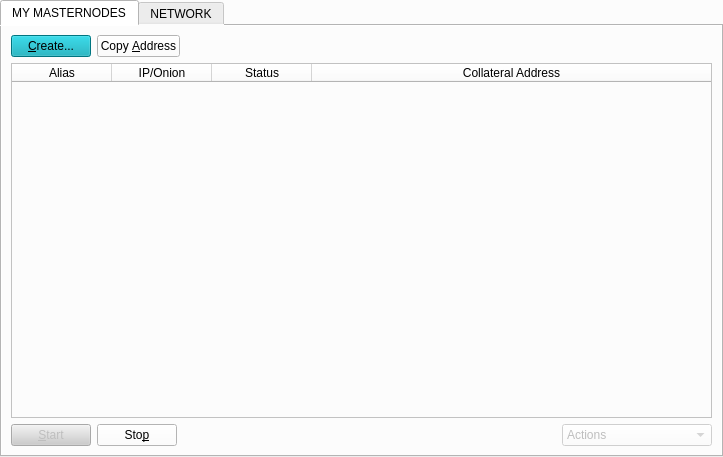
Old version of the form src/qt/forms/masternodemanager.ui in the repository RebelliousToken/REBL.
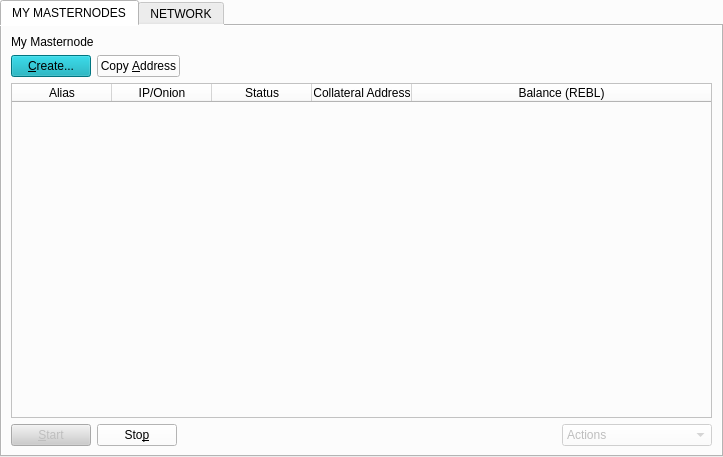
New version of the form.

Commit message: Misc changes (Masternodes, sync, wallet design)

```diff
--- a/src/qt/forms/masternodemanager.ui
+++ b/src/qt/forms/masternodemanager.ui
@@ -58,6 +58,13 @@
            <property name="bottomMargin">
             <number>0</number>
            </property>
+           <item>
+            <widget class="QLabel" name="mnMyMasternodesLabel">
+             <property name="text">
+              <string>My Masternode</string>
+             </property>
+            </widget>
+           </item>
            <item>
             <layout class="QHBoxLayout" name="horizontalLayout">
              <item>
@@ -152,6 +159,11 @@
                <string>Collateral Address</string>
               </property>
              </column>
+             <column>
+              <property name="text">
+               <string>Balance (REBL)</string>
+              </property>
+             </column>
             </widget>
            </item>
            <item>
```
Left out of the diff: 94 changed lines with no effect on the pictures. The commit also changes 158 other files.
